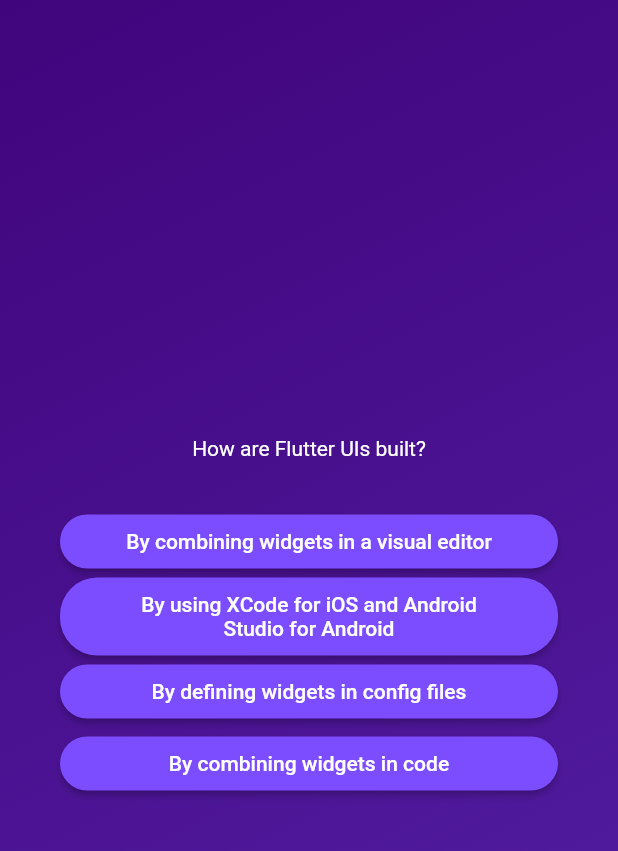
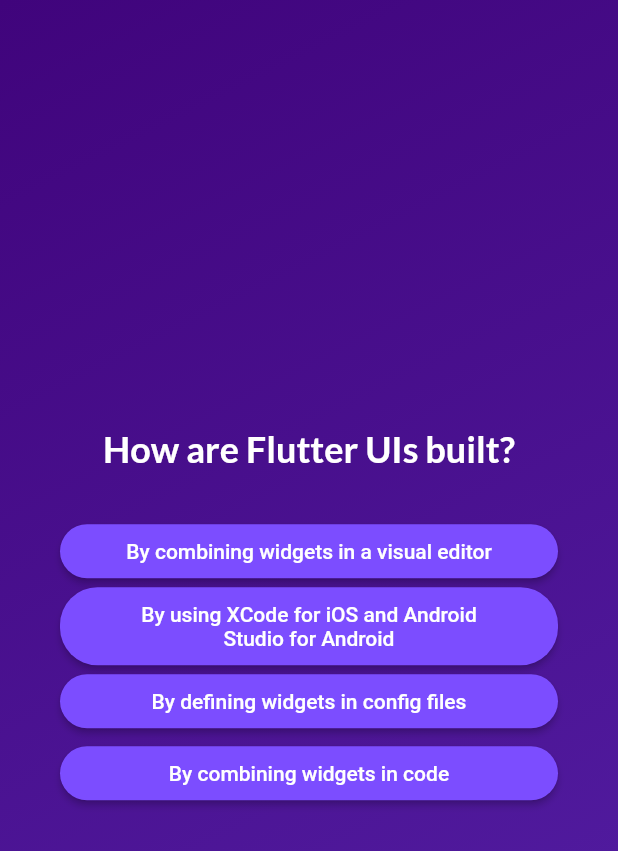
Before and after one commit to DCXan/flutter-quiz-app, a Flutter app: the screen it shows after launch, after a tap on "Start Quiz", after a tap on "Components", on a phone screen of 412 x 824 dp. Shown: the top 851 px of the screen. Run offline on Flutter 3.47's test engine with Material 2 defaults, Android fonts, the phone set to English and light mode, and no system bars; our stand-ins replace google_fonts.

Commit message:
select answer functionality

```diff
--- a/lib/questions_screen.dart
+++ b/lib/questions_screen.dart
@@ -1,9 +1,12 @@
 import 'package:flutter/material.dart';
 import 'answer_button.dart';
 import 'data/questions.dart';
+import 'package:google_fonts/google_fonts.dart';
 
 class QuestionScreen extends StatefulWidget {
-  const QuestionScreen({super.key});
+  const QuestionScreen({super.key, required this.onSelectAnswer});
+
+  final void Function(String answer) onSelectAnswer;
 
   @override
   State<QuestionScreen> createState() {
@@ -14,7 +17,9 @@ class QuestionScreen extends StatefulWidget {
 class _QuestionScreenState extends State<QuestionScreen> {
   var currentQuestionIndex = 0;
 
-  void answerQuestion() {
+  void answerQuestion(String selectedAnswer) {
+    widget.onSelectAnswer(selectedAnswer);
+
     setState(() {
       currentQuestionIndex++;
     });
@@ -35,11 +40,20 @@ class _QuestionScreenState extends State<QuestionScreen> {
             Text(
               textAlign: TextAlign.center,
               currentQuestion.text,
-              style: const TextStyle(color: Colors.white),
+              style: GoogleFonts.lato(
+                color: Colors.white,
+                fontSize: 24,
+                fontWeight: FontWeight.bold,
+              ),
             ),
             const SizedBox(height: 30),
-            ...currentQuestion.getShuffledAnswers().map((answer) =>
-                AnswerButton(answerText: answer, onTap: answerQuestion))
+            ...currentQuestion.getShuffledAnswers().map(
+                  (answer) => AnswerButton(
+                      answerText: answer,
+                      onTap: () {
+                        answerQuestion(answer);
+                      }),
+                )
           ],
         ),
       ),
--- a/lib/quiz.dart
+++ b/lib/quiz.dart
@@ -14,6 +14,8 @@ class QuizApp extends StatefulWidget {
 class _QuizAppState extends State<QuizApp> {
   var activeScreen = 'start-screen';
 
+  final List<String> selectedAnswers = [];
+
   // @override
   // void initState() {
   //   activeScreen = StartScreen(switchScreen);
@@ -26,12 +28,18 @@ class _QuizAppState extends State<QuizApp> {
     });
   }
 
+  void selectAnswer(String answer) {
+    selectedAnswers.add(answer);
+  }
+
   @override
   Widget build(context) {
     Widget screenWidget = StartScreen(switchScreen);
 
     if (activeScreen == 'question-screen') {
-      screenWidget = const QuestionScreen();
+      screenWidget = QuestionScreen(
+        onSelectAnswer: selectAnswer,
+      );
     }
 
     return MaterialApp(
```
